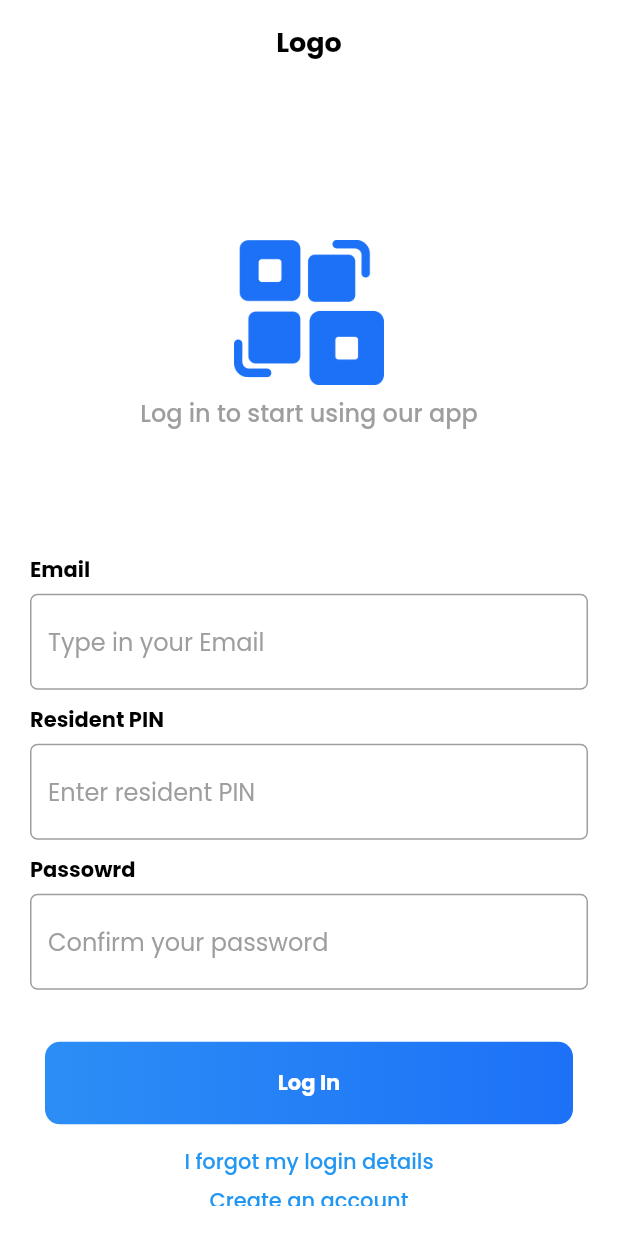
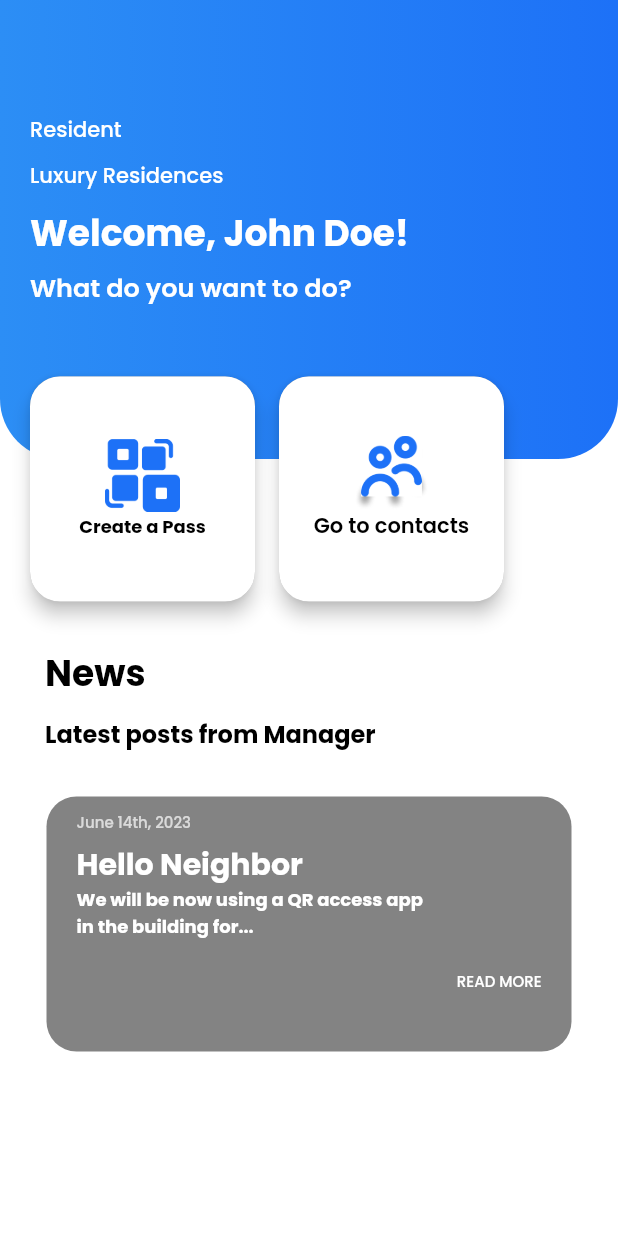
Before and after one commit to syedmomin55/aqcss, a Flutter app: the screen it shows after launch, on a phone screen of 412 x 824 dp. Run offline on Flutter 3.47's test engine with Material 2 defaults, Android fonts, the phone set to English and light mode, and no system bars; our stand-ins replace google_fonts.

Commit message:
Resident completed

```diff
--- a/lib/main.dart
+++ b/lib/main.dart
@@ -1,4 +1,5 @@
 import 'package:aqcss/ui/auth/Login_screens.dart';
+import 'package:aqcss/ui/screen/resident_home.dart';
 import 'package:flutter/material.dart';
 import 'package:google_fonts/google_fonts.dart';
 
@@ -16,7 +17,7 @@ class MyApp extends StatelessWidget {
       theme: ThemeData(
         fontFamily: GoogleFonts.poppins().fontFamily,
       ),
-      home: LoginScreen(),
+      home: ResidentHome(),
     );
   }
 }
--- /dev/null
+++ b/lib/ui/screen/resident_home.dart
@@ -0,0 +1,243 @@
+import 'package:aqcss/utils/constant.dart';
+import 'package:aqcss/utils/customtext.dart';
+import 'package:flutter/material.dart';
+
+class ResidentHome extends StatefulWidget {
+  const ResidentHome({Key? key}) : super(key: key);
+
+  @override
+  State<ResidentHome> createState() => _ResidentHomeState();
+}
+
+class _ResidentHomeState extends State<ResidentHome> {
+  @override
+  Widget build(BuildContext context) {
+    return Scaffold(
+      backgroundColor: Colors.white,
+      appBar: AppBar(
+        elevation: 0,
+        title: Text(''),
+        flexibleSpace:
+            Container(decoration: BoxDecoration(gradient: primaryblue)),
+      ),
+      body: SingleChildScrollView(
+        child: Column(
+          children: [
+            Container(
+              height: 355,
+              width: double.infinity,
+              child: Stack(
+                children: [
+                  Container(
+                    decoration: BoxDecoration(
+                        gradient: primaryblue,
+                        borderRadius: BorderRadius.only(
+                            bottomRight: Radius.circular(40),
+                            bottomLeft: Radius.circular(40))),
+                    height: 250,
+                    width: MediaQuery.of(context).size.width,
+                    child: Padding(
+                      padding: const EdgeInsets.symmetric(
+                          horizontal: 20, vertical: 20),
+                      child: Column(
+                        crossAxisAlignment: CrossAxisAlignment.start,
+                        children: [
+                          CustomText(
+                              text: 'Resident',
+                              fontsize: 14,
+                              fontWeight: FontWeight.w500,
+                              textcolor: Colors.white),
+                          SizedBox(
+                            height: 10,
+                          ),
+                          CustomText(
+                              text: 'Luxury Residences',
+                              fontsize: 14,
+                              fontWeight: FontWeight.w500,
+                              textcolor: Colors.white),
+                          SizedBox(
+                            height: 10,
+                          ),
+                          CustomText(
+                              text: 'Welcome, John Doe!',
+                              fontsize: 24,
+                              fontWeight: FontWeight.w700,
+                              textcolor: Colors.white),
+                          SizedBox(
+                            height: 5,
+                          ),
+                          CustomText(
+                              text: 'What do you want to do?',
+                              fontsize: 17,
+                              fontWeight: FontWeight.w600,
+                              textcolor: Colors.white),
+                        ],
+                      ),
+                    ),
+                  ),
+                  Positioned(
+                    bottom: 10,
+                    left: 20,
+                    right: 20,
+                    child: Row(
+                      children: [
+                        PhysicalModel(
+                          borderRadius: BorderRadius.circular(20),
+                          color: Colors.grey,
+                          elevation: 5,
+                          child: Container(
+                            height: 150,
+                            width: 150,
+                            decoration: BoxDecoration(
+                              color: Colors.white,
+                              borderRadius: BorderRadius.circular(20),
+                              border: Border.all(color: Colors.white, width: 2),
+                            ),
+                            child: Column(
+                              mainAxisAlignment: MainAxisAlignment.center,
+                              crossAxisAlignment: CrossAxisAlignment.center,
+                              children: [
+                                Container(
+                                  height: 50,
+                                  width: 50,
+                                  child: Align(
+                                      alignment: Alignment.center,
+                                      child: Image.asset(
+                                          'assets/images/iso-blue 3.png')),
+                                ),
+                                CustomText(
+                                    text: 'Create a Pass',
+                                    fontsize: 12,
+                                    fontWeight: FontWeight.w700,
+                                    textcolor: Colors.black),
+                              ],
+                            ),
+                          ),
+                        ),
+                        SizedBox(
+                          width: 16,
+                        ),
+                        PhysicalModel(
+                          color: Colors.grey,
+                          borderRadius: BorderRadius.circular(20),
+                          elevation: 5,
+                          child: Container(
+                            height: 150,
+                            width: 150,
+                            decoration: BoxDecoration(
+                                color: Colors.white,
+                                borderRadius: BorderRadius.circular(20),
+                                border:
+                                    Border.all(color: Colors.white, width: 2)),
+                            child: Column(
+                              crossAxisAlignment: CrossAxisAlignment.center,
+                              mainAxisAlignment: MainAxisAlignment.center,
+                              children: [
+                                Container(
+                                  height: 50,
+                                  width: 50,
+                                  child: Image.asset(
+                                    'assets/icons/users.png',
+                                  ),
+                                ),
+                                CustomText(
+                                    text: 'Go to contacts',
+                                    fontsize: 14,
+                                    fontWeight: FontWeight.w600,
+                                    textcolor: Colors.black)
+                              ],
+                            ),
+                          ),
+                        ),
+                      ],
+                    ),
+                  ),
+                ],
+              ),
+            ),
+            // SizedBox(
+            //   height: MediaQuery.of(context).size.height * 0.1,
+            // ),
+            Container(
+              width: MediaQuery.of(context).size.width,
+              height: 120,
+              child: Padding(
+                padding:
+                    const EdgeInsets.symmetric(horizontal: 30, vertical: 20),
+                child: Column(
+                  crossAxisAlignment: CrossAxisAlignment.start,
+                  children: [
+                    CustomText(
+                        text: 'News',
+                        fontsize: 24,
+                        fontWeight: FontWeight.bold,
+                        textcolor: Colors.black),
+                    SizedBox(
+                      height: 10,
+                    ),
+                    CustomText(
+                        text: 'Latest posts from Manager',
+                        fontsize: 16,
+                        fontWeight: FontWeight.w700,
+                        textcolor: Colors.black),
+                  ],
+                ),
+              ),
+            ),
+            Container(
+              height: 170,
+              width: 350,
+              decoration: BoxDecoration(
+                  borderRadius: BorderRadius.circular(20),
+                  color: Color(0xff838383)),
+              child: Padding(
+                padding:
+                    const EdgeInsets.symmetric(horizontal: 20, vertical: 10),
+                child: Column(
+                  crossAxisAlignment: CrossAxisAlignment.start,
+                  children: [
+                    CustomText(
+                        text: 'June 14th, 2023',
+                        fontsize: 10,
+                        fontWeight: FontWeight.w500,
+                        textcolor: Colors.white70),
+                    SizedBox(
+                      height: 5,
+                    ),
+                    CustomText(
+                        text: 'Hello Neighbor',
+                        fontsize: 20,
+                        fontWeight: FontWeight.w700,
+                        textcolor: Colors.white),
+                    CustomText(
+                        text: 'We will be now using a QR access app ',
+                        fontsize: 12,
+                        fontWeight: FontWeight.w700,
+                        textcolor: Colors.white),
+                    CustomText(
+                        text: 'in the building for... ',
+                        fontsize: 12,
+                        fontWeight: FontWeight.w700,
+                        textcolor: Colors.white),
+                    SizedBox(height: 20,),
+                    Row(
+                      mainAxisAlignment: MainAxisAlignment.end,
+                      crossAxisAlignment: CrossAxisAlignment.end,
+                      children: [
+                        CustomText(
+                            text: 'READ MORE',
+                            fontsize: 10,
+                            fontWeight: FontWeight.w500,
+                            textcolor: Colors.white)
+                      ],
+                    )
+                  ],
+                ),
+              ),
+            ),
+          ],
+        ),
+      ),
+    );
+  }
+}
--- a/pubspec.yaml
+++ b/pubspec.yaml
@@ -62,7 +62,7 @@ flutter:
   # To add assets to your application, add an assets section, like this:
   assets:
     - assets/images/
-  #   - images/a_dot_ham.jpeg
+    - assets/icons/
 
   # An image asset can refer to one or more resolution-specific "variants", see
   # https://flutter.dev/assets-and-images/#resolution-aware
```
